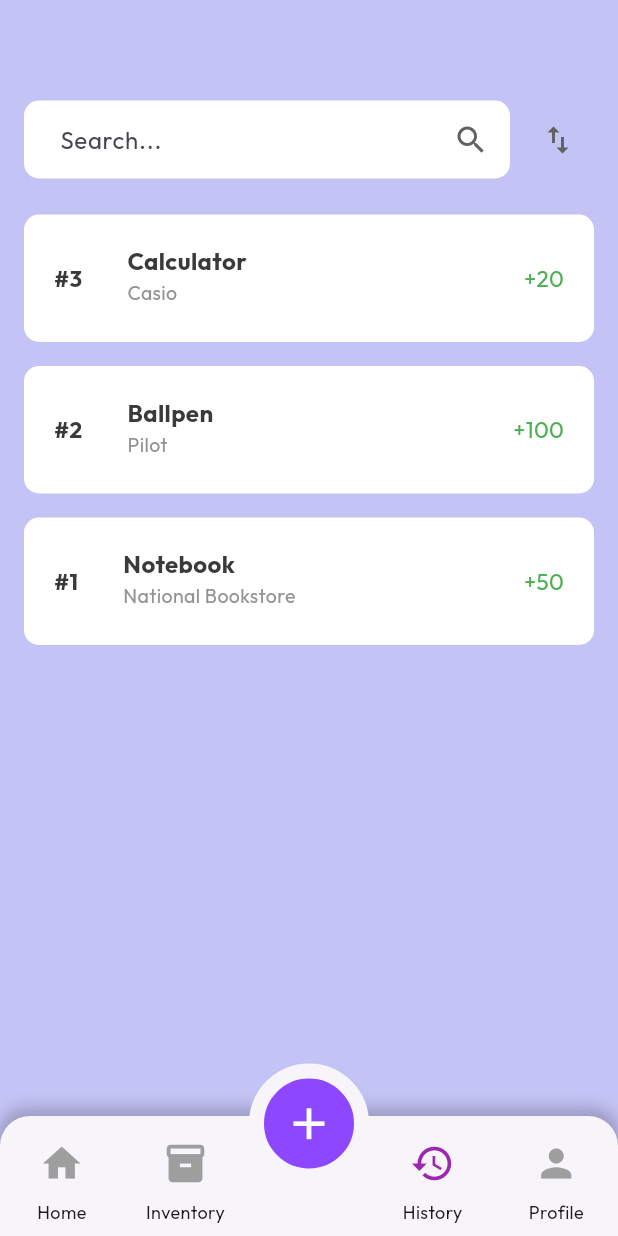
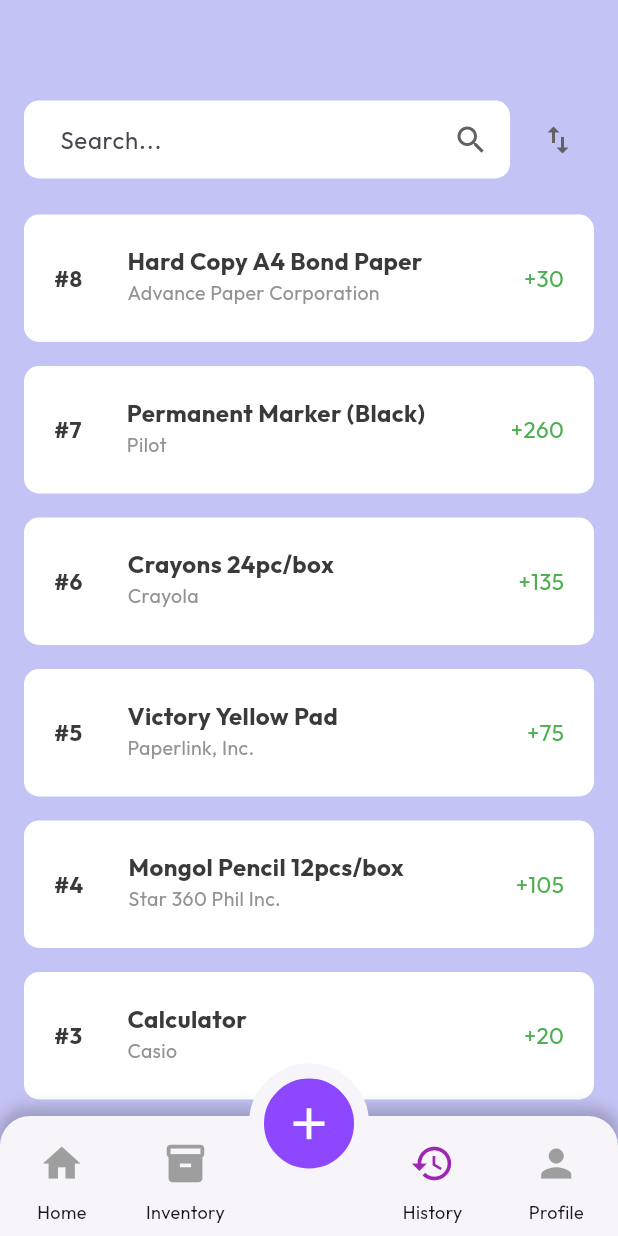
Before and after one commit to RandelYumul/sKEEP, a Flutter app: the HistoryPage screen opened directly, after a tap on the "swap vert" icon, on a phone screen of 412 x 824 dp. Run offline on Flutter 3.47's test engine with Material 3 defaults, Android fonts, the phone set to English and light mode, and no system bars; our stand-ins replace flutter_slidable, image_picker.

Commit message:
Item inventory adjusted and items added.

```diff
--- a/skeep/lib/database/storage.dart
+++ b/skeep/lib/database/storage.dart
@@ -17,6 +17,7 @@
 
   /// Default seed products (first run) with asset images
   static List<Product> defaultProducts = [
+    //1
     Product(
       id: '1',
       name: 'Notebook',
@@ -24,9 +25,10 @@
       unit: 'pcs',
       quantity: 50,
       price: 25.00,
-      imagePath: 'lib/assets/image_placeholder.png',
+      imagePath: 'lib/assets/notebook.png',
       quantityChange: 50,
     ),
+    //2
     Product(
       id: '2',
       name: 'Ballpen',
@@ -34,9 +36,10 @@
       unit: 'pcs',
       quantity: 100,
       price: 12.50,
-      imagePath: 'lib/assets/image_placeholder.png',
+      imagePath: 'lib/assets/ballpen.png',
       quantityChange: 100,
     ),
+    //3
     Product(
       id: '3',
       name: 'Calculator',
@@ -44,8 +47,63 @@
       unit: 'pcs',
       quantity: 20,
       price: 450.00,
-      imagePath: 'lib/assets/image_placeholder.png',
+      imagePath: 'lib/assets/calculator.png',
       quantityChange: 20,
+    ),
+    //4
+    Product(
+      id: '4',
+      name: 'Mongol Pencil 12pcs/box',
+      supplier: 'Star 360 Phil Inc.',
+      unit: 'pcs',
+      quantity: 105,
+      price: 119.00,
+      imagePath: 'lib/assets/pencil.png',
+      quantityChange: 105,
+    ),
+    //5
+    Product(
+      id: '5',
+      name: 'Victory Yellow Pad',
+      supplier: 'Paperlink, Inc.',
+      unit: 'pcs',
+      quantity: 75,
+      price: 88.00,
+      imagePath: 'lib/assets/yellowpad.png',
+      quantityChange: 75,
+    ),
+    //6
+    Product(
+      id: '6',
+      name: 'Crayons 24pc/box',
+      supplier: 'Crayola',
+      unit: 'pcs',
+      quantity: 135,
+      price: 114.00,
+      imagePath: 'lib/assets/crayons.png',
+      quantityChange: 135,
+    ),
+    //7
+    Product(
+      id: '7',
+      name: 'Permanent Marker (Black)',
+      supplier: 'Pilot',
+      unit: 'pcs',
+      quantity: 260,
+      price: 33.00,
+      imagePath: 'lib/assets/marker.png',
+      quantityChange: 260,
+    ),
+    //8
+    Product(
+      id: '8',
+      name: 'Hard Copy A4 Bond Paper',
+      supplier: 'Advance Paper Corporation',
+      unit: 'pcs',
+      quantity: 30,
+      price: 240.00,
+      imagePath: 'lib/assets/bondpaper.png',
+      quantityChange: 30,
     ),
   ];
 
@@ -68,6 +126,36 @@
       name: 'Calculator',
       supplier: 'Casio',
       quantityChange: 20,
+    ),
+    Transaction(
+      id: '4',
+      name: 'Mongol Pencil 12pcs/box',
+      supplier: 'Star 360 Phil Inc.',
+      quantityChange: 105,
+    ),
+    Transaction(
+      id: '5',
+      name: 'Victory Yellow Pad',
+      supplier: 'Paperlink, Inc.',
+      quantityChange: 75,
+    ),
+    Transaction(
+      id: '6',
+      name: 'Crayons 24pc/box',
+      supplier: 'Crayola',
+      quantityChange: 135,
+    ),
+    Transaction(
+      id: '7',
+      name: 'Permanent Marker (Black)',
+      supplier: 'Pilot',
+      quantityChange: 260,
+    ),
+    Transaction(
+      id: '8',
+      name: 'Hard Copy A4 Bond Paper',
+      supplier: 'Advance Paper Corporation',
+      quantityChange: 30,
     ),
   ];
 
--- a/skeep/lib/pages/widgets/item_details.dart
+++ b/skeep/lib/pages/widgets/item_details.dart
@@ -153,14 +153,14 @@
                         const SizedBox(height: 10),
                         // Product Image
                         Center(
-                          child: Container(
-                            height: 150,
-                            width: 150,
-                            decoration: BoxDecoration(
+                          child: ClipRRect(
+                            borderRadius: BorderRadius.circular(8),
+                            child: Container(
+                              height: 150,
+                              width: 150,
                               color: Colors.grey[300],
-                              borderRadius: BorderRadius.circular(8),
+                              child: imageWidget,
                             ),
-                            child: imageWidget,
                           ),
                         ),
 
```
Also changed, not shown: skeep/lib/assets/ballpen.png (added), skeep/lib/assets/bondpaper.png (added), skeep/lib/assets/calculator.png (added), skeep/lib/assets/crayons.png (added), skeep/lib/assets/marker.png (added), skeep/lib/assets/notebook.png (added), skeep/lib/assets/pencil.png (added), skeep/lib/assets/yellowpad.png (added).
